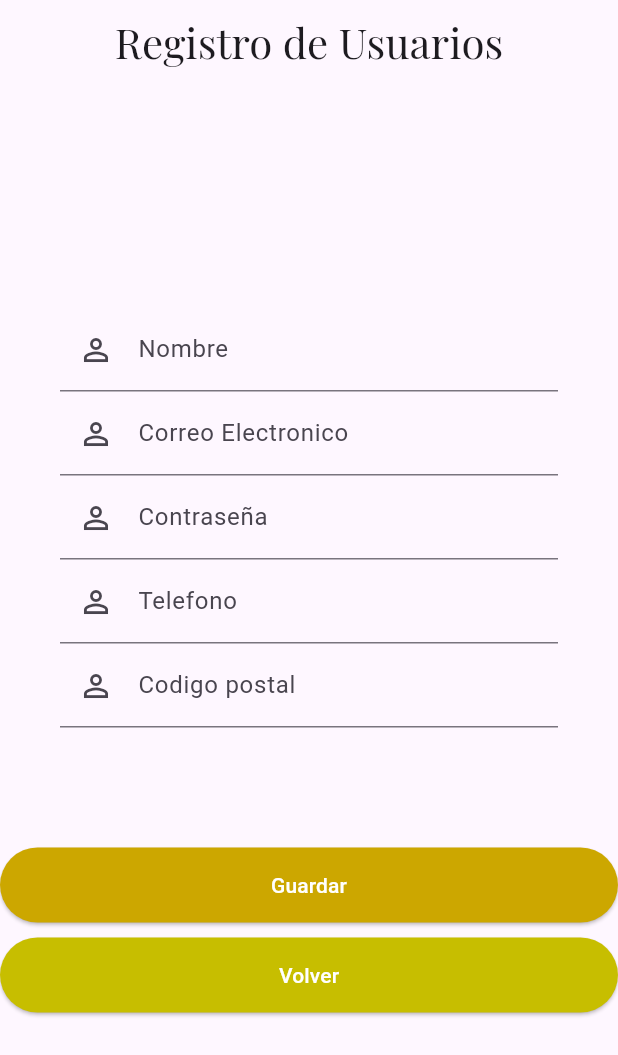
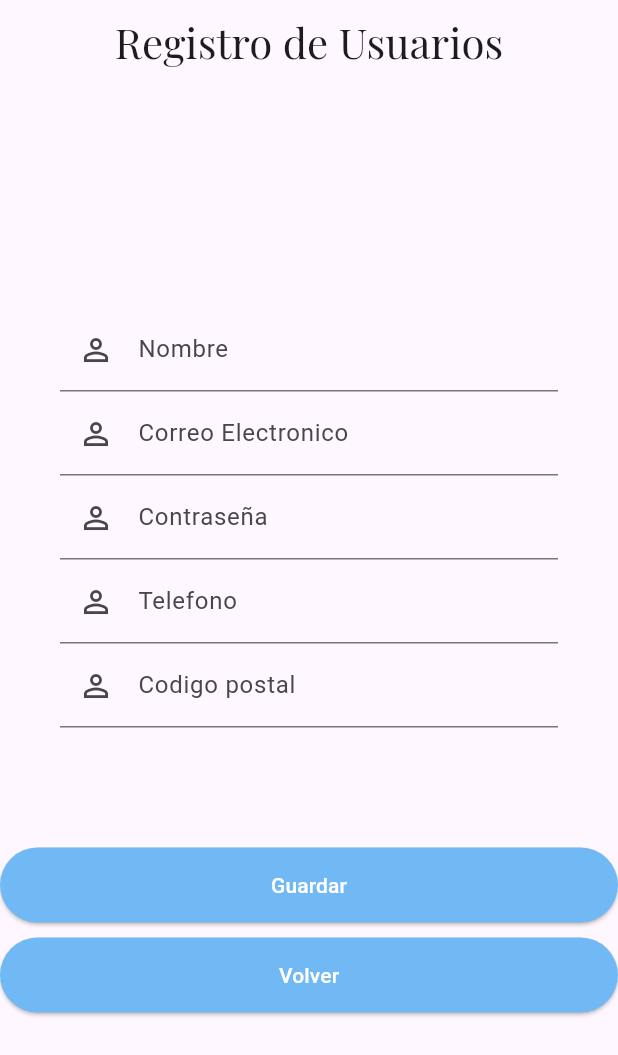
Before and after one commit to padial35/tfg_fin, a Flutter app: the screen it shows after launch, after a tap on "Registro", on a phone screen of 412 x 824 dp. Shown: the top 1055 px of the screen. Run offline on Flutter 3.47's test engine with Material 3 defaults, Android fonts, the phone set to English and light mode, and no system bars.

Commit message:
actualizaciñon

```diff
--- a/lib/main.dart
+++ b/lib/main.dart
@@ -34,7 +34,7 @@ class MyHomePage extends StatelessWidget {
                   "The Gourmet Shake",
                   textAlign: TextAlign.center,
                   style: TextStyle(
-                    color: Color(0xFFC7BE00),
+                    color: Color.fromARGB(255, 113, 185, 244),
                     fontSize: 40,
                     fontWeight: FontWeight.bold,
                     fontFamily: 'PlayfairDisplay',
@@ -60,7 +60,7 @@ class MyHomePage extends StatelessWidget {
                     style: TextStyle(color: Colors.white),
                   ),
                   style: ElevatedButton.styleFrom(
-                    backgroundColor: Color(0xFFC7BE00),
+                    backgroundColor: Color.fromARGB(255, 113, 185, 244),
                     padding: EdgeInsets.symmetric(horizontal: 50, vertical: 20),
                     minimumSize: Size(double.infinity, 50),
                     shape: RoundedRectangleBorder(
@@ -83,7 +83,7 @@ class MyHomePage extends StatelessWidget {
                     style: TextStyle(color: Colors.white),
                   ),
                   style: ElevatedButton.styleFrom(
-                    backgroundColor: Color.fromARGB(255, 204, 167, 1),
+                    backgroundColor: Color.fromRGBO(77, 198, 21, 0.047),
                     padding: EdgeInsets.symmetric(horizontal: 80, vertical: 20),
                     minimumSize: Size(double.infinity, 50),
                     shape: RoundedRectangleBorder(
--- a/lib/registro.dart
+++ b/lib/registro.dart
@@ -45,7 +45,7 @@ class Registro extends StatelessWidget {
               SizedBox(height: 80),
               ElevatedButton(
                 onPressed: () {
-                  // Aquí puedes realizar alguna acción de guardar
+                  // accion de guardar
                 },
                 child: Padding(
                   padding: EdgeInsets.symmetric(horizontal: 20),
@@ -56,7 +56,7 @@ class Registro extends StatelessWidget {
                 ),
                 style: ElevatedButton.styleFrom(
                   padding: EdgeInsets.symmetric(horizontal: 20),
-                  backgroundColor: Color.fromARGB(255, 204, 167, 0),
+                  backgroundColor: Color.fromARGB(255, 113, 185, 244),
                   minimumSize: Size(double.infinity, 50),
                   shape: RoundedRectangleBorder(
                     borderRadius: BorderRadius.circular(30),
@@ -76,7 +76,7 @@ class Registro extends StatelessWidget {
                 ),
                 style: ElevatedButton.styleFrom(
                   padding: EdgeInsets.symmetric(horizontal: 20),
-                  backgroundColor: Color(0xFFC7BE00),
+                  backgroundColor: Color.fromARGB(255, 113, 185, 244),
                   minimumSize: Size(double.infinity, 50),
                   shape: RoundedRectangleBorder(
                   borderRadius: BorderRadius.circular(30),
```
Also changed, not shown: lib/inicioMenu.dart (+70 -11 lines).
